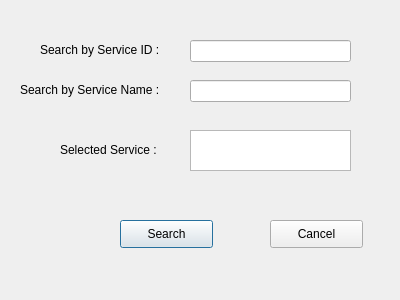
Above: Design/serviceSearch.ui from SPRYK/DatabaseProject before the change. Below: the same form after it.
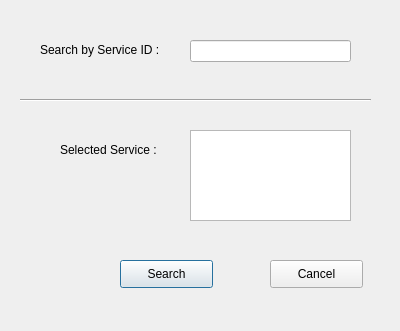
That is the form after the change.

```diff
--- a/Design/serviceSearch.ui
+++ b/Design/serviceSearch.ui
@@ -7,7 +7,7 @@
     <x>0</x>
     <y>0</y>
     <width>400</width>
-    <height>300</height>
+    <height>331</height>
    </rect>
   </property>
   <property name="windowTitle">
@@ -19,7 +19,7 @@
      <x>190</x>
      <y>130</y>
      <width>161</width>
-     <height>41</height>
+     <height>91</height>
     </rect>
    </property>
    <property name="html">
@@ -34,7 +34,7 @@
    <property name="geometry">
     <rect>
      <x>120</x>
-     <y>220</y>
+     <y>260</y>
      <width>93</width>
      <height>28</height>
     </rect>
@@ -60,7 +60,7 @@
    <property name="geometry">
     <rect>
      <x>270</x>
-     <y>220</y>
+     <y>260</y>
      <width>93</width>
      <height>28</height>
     </rect>
@@ -69,20 +69,7 @@
     <string>Cancel</string>
    </property>
   </widget>
-  <widget class="QLabel" name="label_3">
-   <property name="geometry">
-    <rect>
-     <x>20</x>
-     <y>80</y>
-     <width>181</width>
-     <height>20</height>
-    </rect>
-   </property>
-   <property name="text">
-    <string>Search by Service Name :</string>
-   </property>
-  </widget>
-  <widget class="QLineEdit" name="lineEdit">
+  <widget class="QLineEdit" name="id">
    <property name="geometry">
     <rect>
      <x>190</x>
@@ -105,15 +92,18 @@
     <string>Search by Service ID :</string>
    </property>
   </widget>
-  <widget class="QLineEdit" name="lineEdit_2">
+  <widget class="Line" name="line">
    <property name="geometry">
     <rect>
-     <x>190</x>
-     <y>80</y>
-     <width>161</width>
-     <height>22</height>
+     <x>20</x>
+     <y>90</y>
+     <width>351</width>
+     <height>20</height>
     </rect>
    </property>
+   <property name="orientation">
+    <enum>Qt::Horizontal</enum>
+   </property>
   </widget>
  </widget>
  <resources/>
```
Left out of the diff: 4 changed lines with no effect on the pictures.
